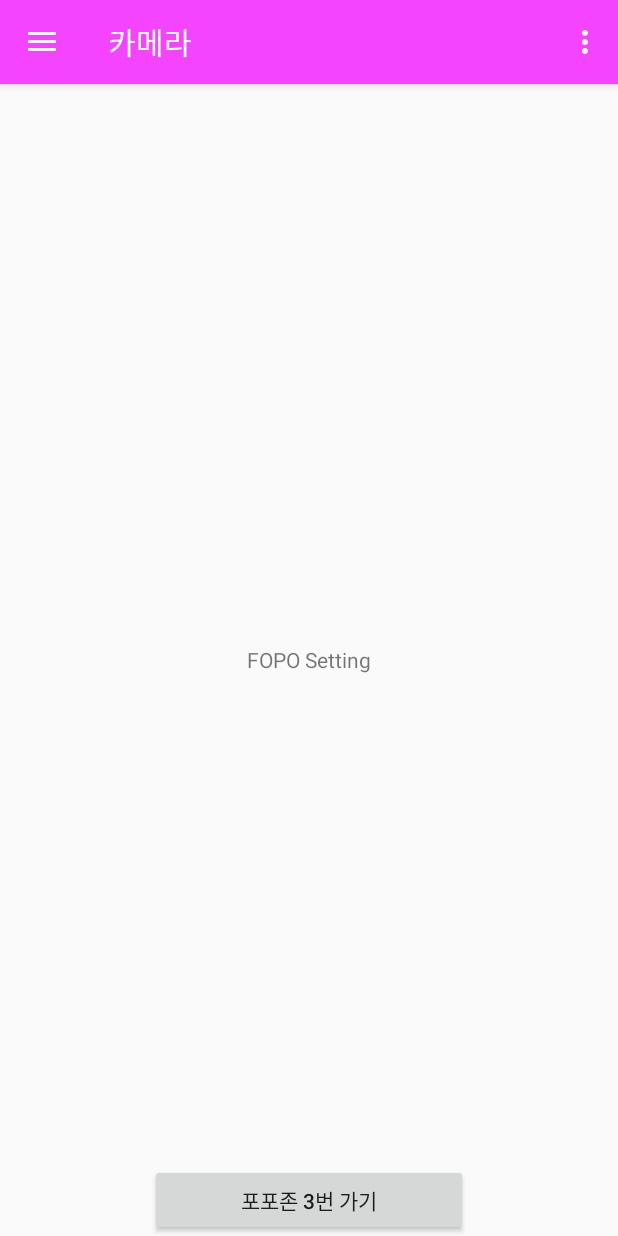
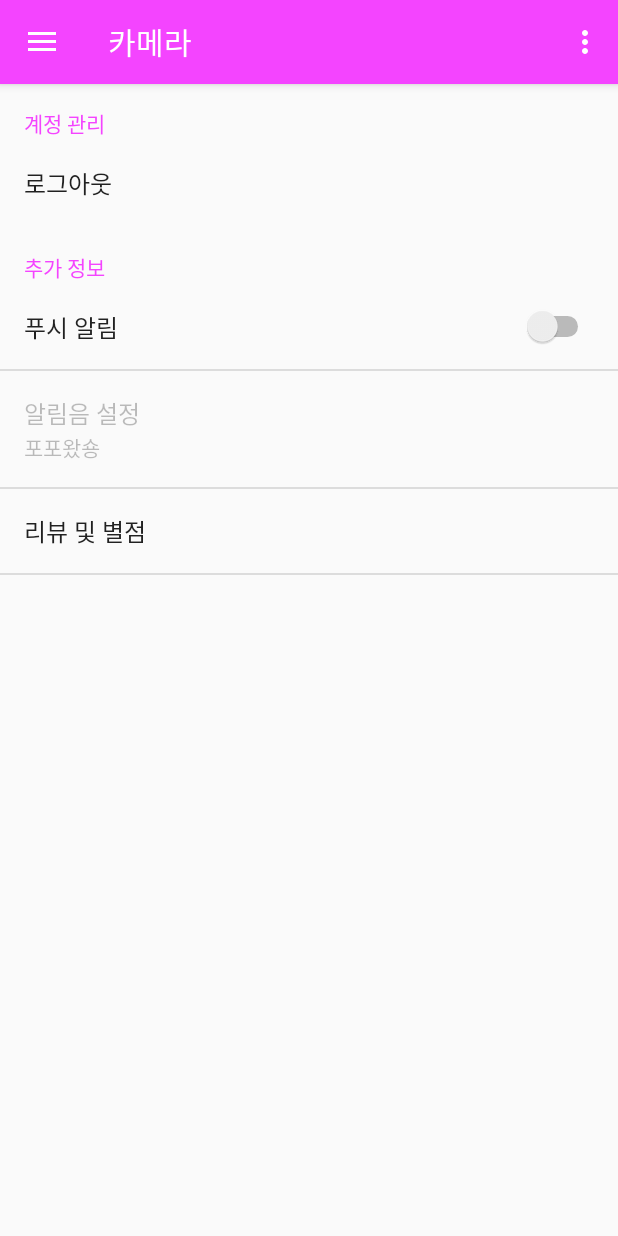
Before and after one commit to silverstone0603/fopo_camera, an Android app: the fragment SettingActivity placed in its activity, on a phone screen of 412 x 824 dp. Run offline under Robolectric (Android 15) with nearby library versions, the phone set to English and light mode, and no system bars; libraries missing offline, so code that uses them is left out: com.google.ar.core, com.google.ar.sceneform, com.gun0912.tedpermission; 21 statements that could not run were skipped.

Commit message:
쫌되라시발 				SettingActivity.kt 				SettingPreferenceFragment.java 				content_setting.xml 				arrays.xml 				settings_preference.xml

```diff
--- a/app/src/main/java/com/teamfopo/fopo/SettingActivity.kt
+++ b/app/src/main/java/com/teamfopo/fopo/SettingActivity.kt
@@ -28,9 +28,10 @@ class SettingActivity : Fragment(), View.OnClickListener {
         //viewCamera = inflater.inflate(R.layout.content_setting, container, false)
         var viewRoot: View = inflater.inflate(R.layout.content_setting, container, false)
 
+        /** 갑자기 와있노 이거 ㅅㅂ -기원 7.10
         var btnFopozones: Button = viewRoot.findViewById(R.id.btnFopozones) as Button
         btnFopozones.setOnClickListener(this)
-
+        */
         initFragment()
 
         return viewRoot
@@ -46,9 +47,11 @@ class SettingActivity : Fragment(), View.OnClickListener {
 
     override fun onClick(v: View?) {
         when (v?.id) {
+            /** 7.10 오류나서 주석 - 기원
             R.id.btnFopozones -> {
 
             }
+            */
         }
     }
 }
--- /dev/null
+++ b/app/src/main/java/com/teamfopo/fopo/SettingPreferenceFragment.java
@@ -0,0 +1,42 @@
+package com.teamfopo.fopo;
+
+import android.content.SharedPreferences;
+import android.os.Bundle;
+import android.preference.*;
+import android.support.annotation.Nullable;
+
+/**
+ * Created by giwon on 2019-07-01.
+ */
+
+public class SettingPreferenceFragment extends PreferenceFragment {
+
+    SharedPreferences prefs;
+    ListPreference soundPreference;
+
+    @Override
+    public void onCreate(@Nullable Bundle savedInstanceState) {
+        super.onCreate(savedInstanceState);
+
+        addPreferencesFromResource(R.xml.settings_preference);
+        soundPreference = (ListPreference)findPreference("key_push_soundsList");
+
+        prefs = PreferenceManager.getDefaultSharedPreferences(getActivity());
+
+        if(!prefs.getString("key_push_soundsList", "").equals("")){
+            soundPreference.setSummary(prefs.getString("key_push_soundsList", "포포왔숑"));
+        }
+
+        prefs.registerOnSharedPreferenceChangeListener(prefListener);
+
+    }// onCreate
+
+    SharedPreferences.OnSharedPreferenceChangeListener prefListener = new SharedPreferences.OnSharedPreferenceChangeListener() {
+        @Override
+        public void onSharedPreferenceChanged(SharedPreferences sharedPreferences, String key) {
+
+            if(key.equals("key_push_soundsList"))
+                soundPreference.setSummary(prefs.getString("key_push_soundsList", "포포왔숑"));
+        }
+    };
+}
--- a/app/src/main/res/layout/content_setting.xml
+++ b/app/src/main/res/layout/content_setting.xml
@@ -1,38 +1,7 @@
 <?xml version="1.0" encoding="utf-8"?>
-<android.support.constraint.ConstraintLayout
-        android:id="@+id/setting_wrap"
-        xmlns:android="http://schemas.android.com/apk/res/android"
-        xmlns:tools="http://schemas.android.com/tools"
-        xmlns:app="http://schemas.android.com/apk/res-auto"
-        android:layout_width="match_parent"
-        android:layout_height="match_parent"
-        app:layout_behavior="@string/appbar_scrolling_view_behavior"
-        tools:context=".MainActivity">
-    <!-- tools:showIn="@layout/app_bar_main" -->
-
-    <LinearLayout
-            android:orientation="vertical"
-            android:layout_marginLeft="100dp"
-            android:layout_marginRight="100dp"
-            android:layout_width="fill_parent"
-            android:layout_height="0dp"
-            android:gravity="bottom" android:id="@+id/camera_bottom_layout" app:layout_constraintEnd_toEndOf="parent"
-            app:layout_constraintTop_toTopOf="parent" app:layout_constraintStart_toStartOf="parent"
-            app:layout_constraintBottom_toBottomOf="parent">
-        <Button
-                android:id="@+id/btnFopozones"
-                android:text="포포존 3번 가기"
-                android:layout_width="match_parent"
-                android:layout_height="wrap_content"/>
-    </LinearLayout>
-
-    <TextView
-            android:layout_width="wrap_content"
-            android:layout_height="wrap_content"
-            android:text="FOPO Setting"
-            app:layout_constraintBottom_toBottomOf="parent"
-            app:layout_constraintLeft_toLeftOf="parent"
-            app:layout_constraintRight_toRightOf="parent"
-            app:layout_constraintTop_toTopOf="parent"/>
-
-</android.support.constraint.ConstraintLayout>
+<fragment xmlns:android="http://schemas.android.com/apk/res/android"
+          android:id="@+id/settings_fragment"
+          android:name="com.teamfopo.fopo.SettingPreferenceFragment"
+          android:layout_width="match_parent"
+          android:layout_height="match_parent"
+/>
--- /dev/null
+++ b/app/src/main/res/values/arrays.xml
@@ -0,0 +1,9 @@
+<?xml version="1.0" encoding="utf-8"?>
+<resources>
+    <string-array name="array_voice">
+        <item>포포왔숑</item>
+        <item>포포</item>
+        <item>띠링</item>
+        <item>따르릉</item>
+    </string-array>
+</resources>
--- /dev/null
+++ b/app/src/main/res/xml/settings_preference.xml
@@ -0,0 +1,32 @@
+<?xml version="1.0" encoding="utf-8"?>
+<PreferenceScreen xmlns:android="http://schemas.android.com/apk/res/android">
+
+    <PreferenceCategory android:title="계정 관리">
+        <PreferenceScreen
+                android:key="key_logout"
+                android:title="로그아웃"/>
+    </PreferenceCategory>
+
+
+    <PreferenceCategory android:title="추가 정보">
+        <SwitchPreference
+                android:defaultValue="false"
+                android:key="key_push"
+                android:title="푸시 알림"/>
+
+        <ListPreference
+                android:entries="@array/array_voice"
+                android:entryValues="@array/array_voice"
+                android:key="key_push_soundsList"
+                android:summary="포포왔숑"
+                android:title="알림음 설정"
+                android:dependency="key_push" />
+
+        <PreferenceScreen
+                android:key="key_review"
+                android:title="리뷰 및 별점"/>
+
+
+    </PreferenceCategory>
+
+</PreferenceScreen>
```
